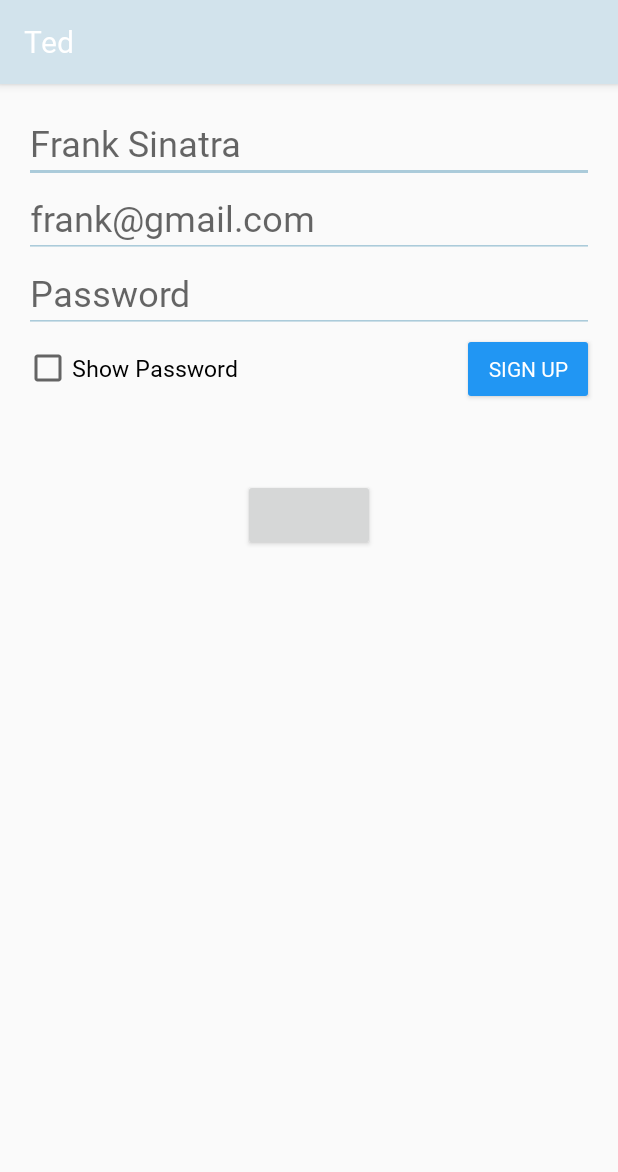
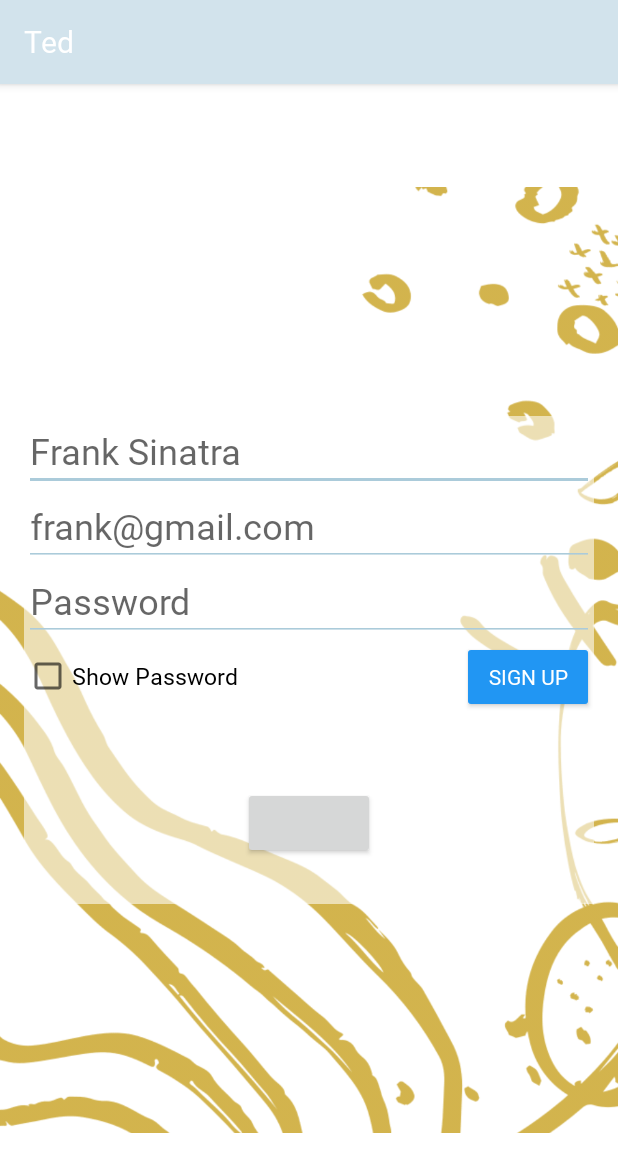
Before and after one commit to aczoo/Ted, an Android app: the SignUpActivity screen opened directly, with no data from a screen before it, on a phone screen of 412 x 824 dp. Shown: the top 1172 px of the screen. Run offline under Robolectric (Android 15) with nearby library versions, the phone set to English and light mode, and no system bars; our stand-ins replace Firebase (no records; nobody signed in at launch, a user with empty details on screens opened directly); libraries missing offline, so code that uses them is left out: com.facebook.login; plain views replace LoginButton; 6 statements that could not run were skipped.

Commit message:
Profile and Login Activity

```diff
--- a/app/src/main/java/com/example/ted/adapters/ArticleAdapter.java
+++ b/app/src/main/java/com/example/ted/adapters/ArticleAdapter.java
@@ -39,8 +39,11 @@ import com.google.firebase.database.ValueEventListener;
 import org.jetbrains.annotations.NotNull;
 import org.parceler.Parcels;
 
+import java.text.SimpleDateFormat;
+import java.util.Date;
 import java.util.HashMap;
 import java.util.List;
+import java.util.Locale;
 import java.util.UUID;
 
 import jp.wasabeef.glide.transformations.RoundedCornersTransformation;
@@ -51,6 +54,7 @@ public class ArticleAdapter extends RecyclerView.Adapter<ArticleAdapter.ViewHold
     List<Article> articles;
     FirebaseUser user = FirebaseAuth.getInstance().getCurrentUser();
     DatabaseReference userDB = FirebaseDatabase.getInstance().getReference("users").child(user.getUid());
+    SimpleDateFormat sdf = new SimpleDateFormat("h:mm a d MMM", Locale.ENGLISH);
 
     public ArticleAdapter(Context context, List<Article> articles) {
         this.context = context;
@@ -200,6 +204,8 @@ public class ArticleAdapter extends RecyclerView.Adapter<ArticleAdapter.ViewHold
                     map = new HashMap<>();
                     HashMap<String, Object> map2 = new HashMap<>();
                     map2.put("timestamp", ServerValue.TIMESTAMP);
+                    map2.put("sessionStart",sdf.format(new Date()) );
+                    map2.put("title", article.getTitle());
                     map.put(article.getId().replaceAll("/","@"), map2);
                     userDB.child("activity").updateChildren(map);
                 }
--- a/app/src/main/res/layout/activity_login.xml
+++ b/app/src/main/res/layout/activity_login.xml
@@ -1,9 +1,28 @@
 <?xml version="1.0" encoding="utf-8"?>
-<LinearLayout xmlns:android="http://schemas.android.com/apk/res/android"
+<RelativeLayout xmlns:android="http://schemas.android.com/apk/res/android"
+    xmlns:app="http://schemas.android.com/apk/res-auto"
     xmlns:tools="http://schemas.android.com/tools"
     android:layout_width="match_parent"
     android:layout_height="match_parent"
-    android:layout_margin="16dp"
+    android:background="#FFFFFF">
+
+    <ImageView
+        android:id="@+id/imageView3"
+        android:layout_width="match_parent"
+        android:layout_height="match_parent"
+        android:alpha=".7"
+        app:srcCompat="@drawable/login" />
+
+
+    <LinearLayout
+        android:layout_width="match_parent"
+        android:layout_height="wrap_content"
+        android:layout_centerInParent="true"
+        android:layout_marginStart="16dp"
+        android:layout_marginTop="16dp"
+        android:layout_marginEnd="16dp"
+        android:layout_marginBottom="16dp"
+        android:background="#94FFFFFF"
         android:orientation="vertical"
         tools:context=".LoginActivity">
 
@@ -92,3 +111,6 @@
             android:layout_marginBottom="30dp" />
 
     </LinearLayout>
+
+
+</RelativeLayout>
```
Also changed, not shown: app/src/main/java/com/example/ted/ProfileActivity.java (+12 -2 lines), app/src/main/res/layout/activity_profile.xml (+26 -10 lines), app/src/main/res/layout/item_history.xml (+5 -4 lines), app/src/main/res/drawable-v24/login.png (added), app/src/main/res/drawable-v24/squiggles.png (added). Lines whose indentation alone changed are shown as unchanged.
